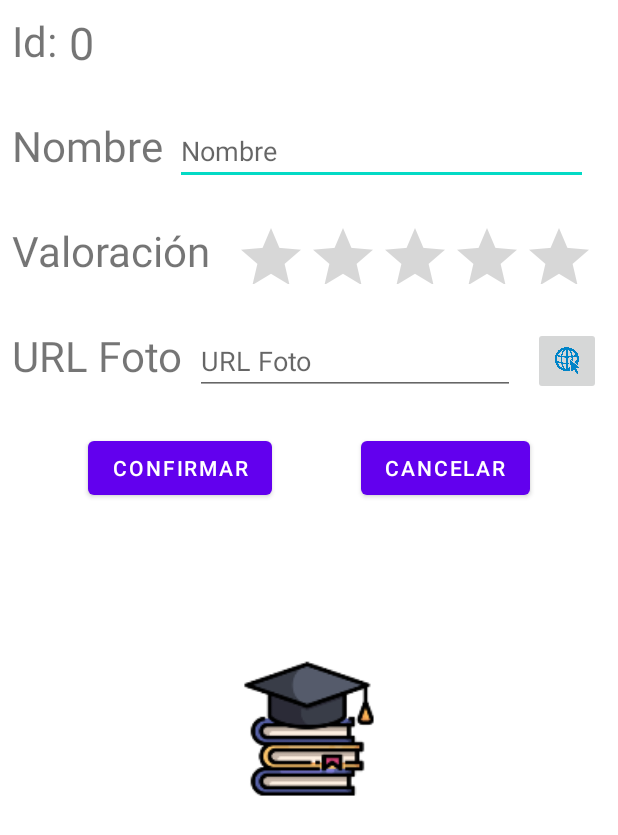
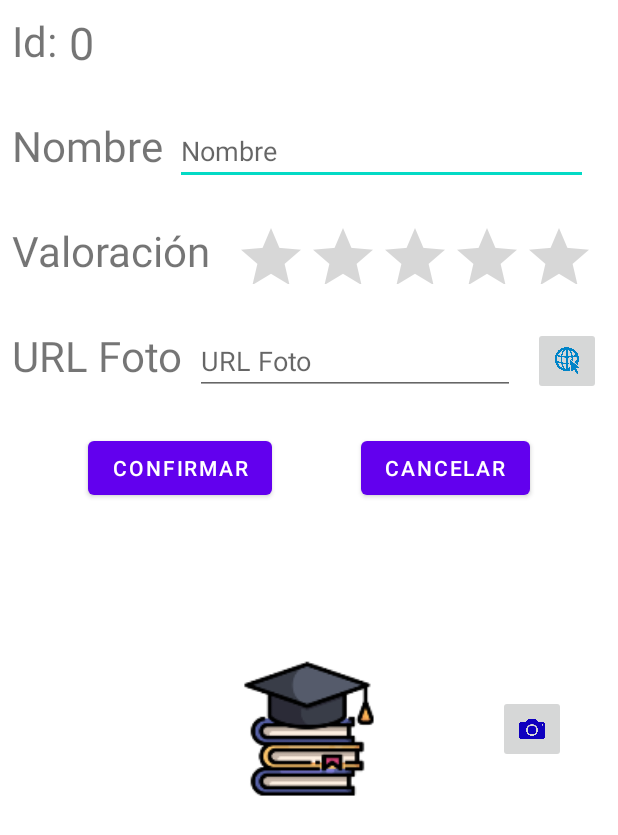
Before and after one commit to korah91/SegundoProyectoAndroid, an Android app: the layout activity_anadir_otro.xml on its own in the app's theme, with its tools: preview values and no code run, on a phone screen of 412 x 824 dp. Shown: the top 835 px of the screen. Run offline under Robolectric (Android 15) with nearby library versions, the phone set to English and light mode, and no system bars.

```diff
--- a/app/src/main/res/layout-land/activity_anadir_otro.xml
+++ b/app/src/main/res/layout-land/activity_anadir_otro.xml
@@ -148,6 +148,17 @@
                 app:layout_constraintStart_toStartOf="parent"
                 app:layout_constraintTop_toTopOf="parent" />
 
+            <ImageButton
+                android:id="@+id/btn_camara"
+                android:layout_width="45dp"
+                android:layout_height="45dp"
+                android:scaleType="centerInside"
+                app:layout_constraintBottom_toBottomOf="@+id/iv_imagen"
+                app:layout_constraintEnd_toStartOf="@+id/iv_imagen"
+                app:layout_constraintStart_toEndOf="@+id/et_nombreUniversidad"
+                app:layout_constraintTop_toTopOf="@+id/iv_imagen"
+                app:srcCompat="@drawable/camara" />
+
         </androidx.constraintlayout.widget.ConstraintLayout>
     </ScrollView>
 
--- a/app/src/main/res/layout/activity_anadir_otro.xml
+++ b/app/src/main/res/layout/activity_anadir_otro.xml
@@ -133,6 +133,17 @@
                 app:layout_constraintTop_toTopOf="@+id/et_urlUniversidad"
                 app:srcCompat="@drawable/internetlogo" />
 
+            <ImageButton
+                android:id="@+id/btn_camara"
+                android:layout_width="45dp"
+                android:layout_height="45dp"
+                android:scaleType="centerInside"
+                app:layout_constraintBottom_toBottomOf="@+id/iv_imagen"
+                app:layout_constraintEnd_toEndOf="parent"
+                app:layout_constraintStart_toEndOf="@+id/iv_imagen"
+                app:layout_constraintTop_toTopOf="@+id/iv_imagen"
+                app:srcCompat="@drawable/camara" />
+
             <ImageView
                 android:id="@+id/iv_imagen"
                 android:layout_width="181dp"
```
Also changed, not shown: app/src/main/AndroidManifest.xml (+17 -0 lines), app/src/main/java/com/example/primerproyecto/AnadirOtro.java (+147 -1 lines), app/src/main/res/xml/file_paths.xml (added, +18 -0 lines), app/src/main/res/drawable/camara.png (added).
